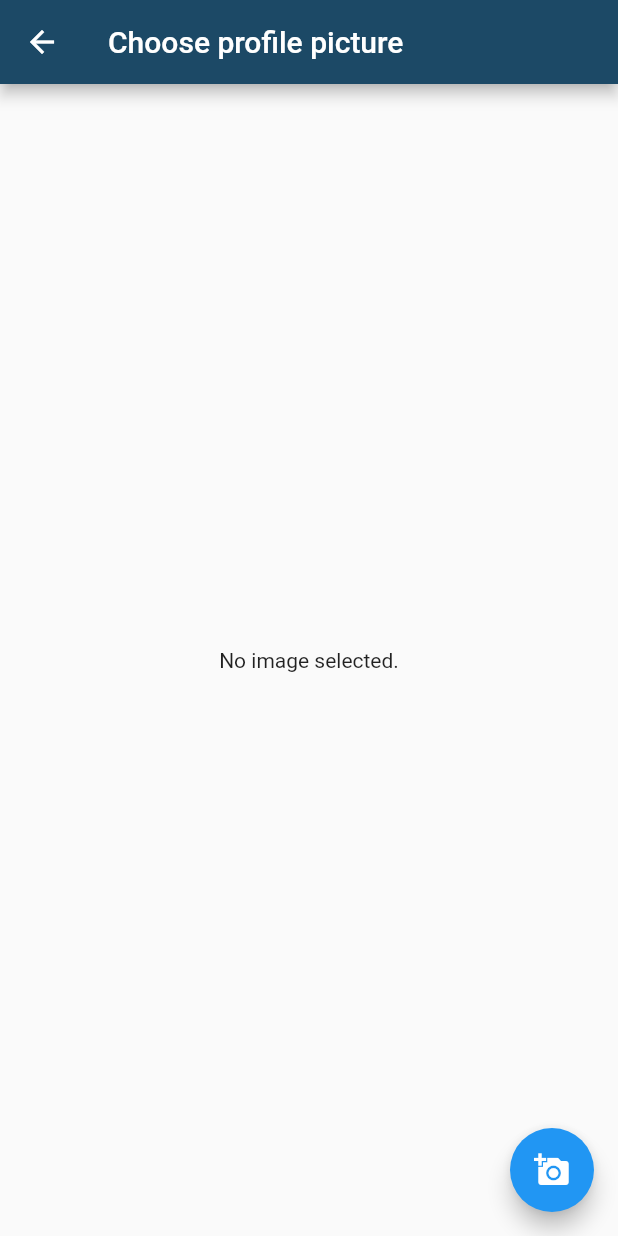
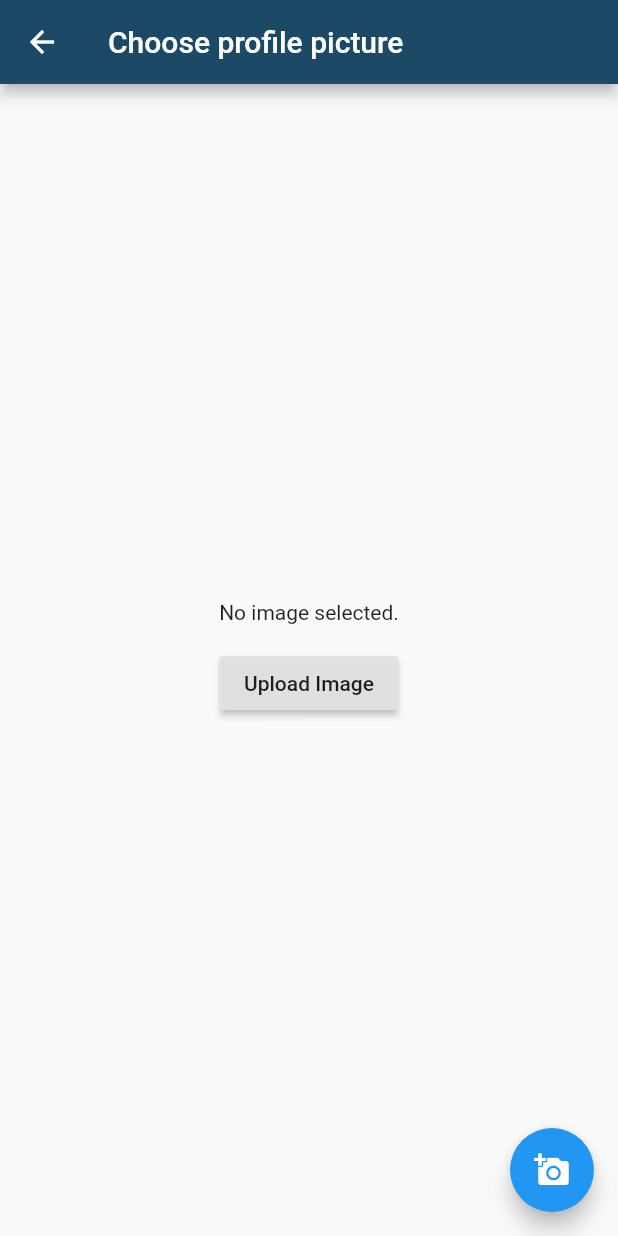
Before and after one commit to LuqmanBayu/flutter_project_1, a Flutter app: the StudentProfile screen opened by its route, after a tap on the "add a photo" icon, on a phone screen of 412 x 824 dp. Run offline on Flutter 3.47's test engine with Material 2 defaults, Android fonts, the phone set to English and light mode, and no system bars; our stand-ins replace cloud_firestore, firebase_auth, firebase_core, firebase_storage, image_picker, modal_progress_hud_nsn and 1 more; accounts and stored records are empty.

Commit message:
auth fixed with image upload added

```diff
--- a/lib/Features/StudentProfile.dart
+++ b/lib/Features/StudentProfile.dart
@@ -1,7 +1,9 @@
 import 'dart:io';
-import 'package:cloud_firestore/cloud_firestore.dart';
+import 'package:firebase_storage/firebase_storage.dart';
 import 'package:flutter/material.dart';
+import 'package:flutter_project_1/services.dart';
 import 'package:image_picker/image_picker.dart';
+import 'package:path/path.dart';
 
 class StudentProfile extends StatefulWidget {
   static const id = 'student_profile.id';
@@ -10,18 +12,31 @@ class StudentProfile extends StatefulWidget {
 }
 
 class _StudentProfileState extends State<StudentProfile> {
+  final picker = ImagePicker();
+  String imagePath;
   File _image;
-  final picker = ImagePicker();
 
-  Future<void> getImage(ImageSource source) async {
-    final selected = await picker.getImage(source: ImageSource.gallery);
+  Future<void> pickImage(ImageSource source) async {
+    final pickedFile = await picker.getImage(source: ImageSource.gallery);
 
     setState(() {
-      if (selected != null) {
-        _image = File(selected.path);
+      if (pickedFile != null) {
+        _image = File(pickedFile.path);
       } else {
         print('No image selected.');
       }
+    });
+  }
+
+  Future<void> uploadImageToFirebase() async {
+    String fileName = basename(_image.path);
+
+    Reference firebaseStorageRef =
+        FirebaseStorage.instance.ref().child('$fileName');
+    UploadTask uploadTask = firebaseStorageRef.putFile(_image);
+    TaskSnapshot taskSnapshot = await uploadTask;
+    taskSnapshot.ref.getDownloadURL().then((imagePath) {
+      print('Done :' + ' ' + '$imagePath');
     });
   }
 
@@ -33,11 +48,34 @@ class _StudentProfileState extends State<StudentProfile> {
         title: Text('Choose profile picture'),
       ),
       body: Center(
-        child: _image == null ? Text('No image selected.') : Image.file(_image),
-      ),
+          child: Column(
+        mainAxisAlignment: MainAxisAlignment.center,
+        children: [
+          _image == null
+              ? Text('No image selected.')
+              : Container(
+                  width: 150,
+                  height: 150,
+                  decoration: BoxDecoration(
+                    color: Colors.white,
+                    shape: BoxShape.circle,
+                    border: Border.all(width: 4.0),
+                  ),
+                  child: CircleAvatar(child: Image.file(_image)),
+                ),
+          SizedBox(
+            height: 15,
+          ),
+          RaisedButton(
+              child: Text('Upload Image'),
+              onPressed: () async {
+                await uploadImageToFirebase();
+              })
+        ],
+      )),
       floatingActionButton: FloatingActionButton(
-        onPressed: () {
-          getImage(ImageSource.gallery);
+        onPressed: () async {
+          await pickImage(ImageSource.gallery);
         },
         tooltip: 'Pick Image',
         child: Icon(Icons.add_a_photo),
--- a/lib/UserHomepage/Adminhomepage.dart
+++ b/lib/UserHomepage/Adminhomepage.dart
@@ -323,9 +323,7 @@ class _AdminHomePageState extends State<AdminHomePage> {
                                   children: <TextSpan>[
                                     TextSpan(
                                         text: 'Logged in as user : ',
-                                        style: TextStyle(
-                                            fontSize: 20,
-                                            fontWeight: FontWeight.w700)),
+                                        style: kStyleDefault),
                                     TextSpan(
                                         text: documentFields['user'] + '\n\n',
                                         style: TextStyle(
--- a/lib/UserHomepage/Staffhomepage.dart
+++ b/lib/UserHomepage/Staffhomepage.dart
@@ -145,10 +145,7 @@ class _StaffHomePageState extends State<StaffHomePage> {
                                             fontWeight: FontWeight.w700)),
                                     TextSpan(
                                         text: documentFields['user'] + '\n\n',
-                                        style: TextStyle(
-                                            color: Colors.black87,
-                                            fontSize: 20.0,
-                                            fontWeight: FontWeight.bold)),
+                                        style: kStyleDefault),
                                     TextSpan(
                                         text: 'Select Staff features',
                                         style: TextStyle(
--- a/pubspec.yaml
+++ b/pubspec.yaml
@@ -34,6 +34,8 @@ dependencies:
   modal_progress_hud_nsn: ^0.1.0-nullsafety-0
   page_transition: "^2.0.2"
   image_picker: ^0.8.0
+  firebase_storage: ^8.1.1
+  image_cropper: ^1.4.0
 
 dev_dependencies:
   flutter_test:
```
Also changed, not shown: lib/SignUpPage.dart (+28 -6 lines), lib/UserHomepage/Studenthomepage.dart (+59 -23 lines), lib/services.dart (added, +16 -0 lines), pubspec.lock, 1 other file.
